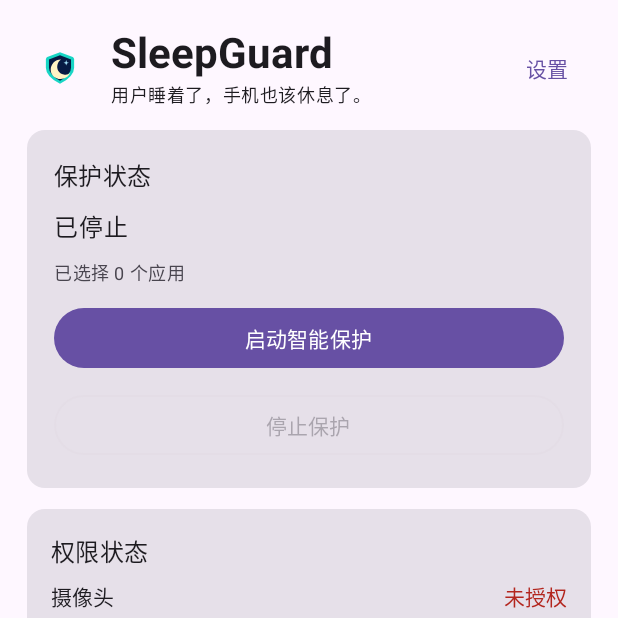
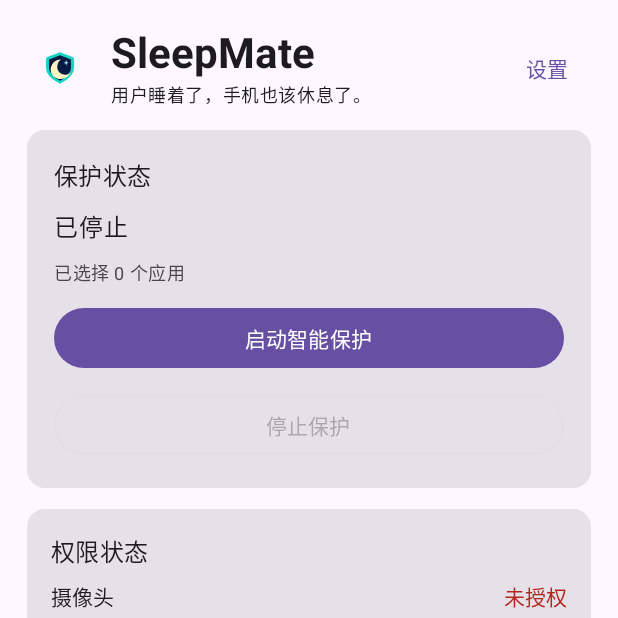
Before and after one commit to Aiccest/SleepGuard-Android, an Android app built with Jetpack Compose: the composable HomeScreen called with empty values, after a tap on "激活自动锁屏权限", on a phone screen of 412 x 824 dp, the top half of it. Run offline under Robolectric (Android 15) with nearby library versions, the phone set to English and light mode, and no system bars; 2 statements that could not run were skipped.

Commit message:
Rebrand project as SleepMate

```diff
--- a/app/src/main/java/com/sleepguard/app/MainActivity.kt
+++ b/app/src/main/java/com/sleepguard/app/MainActivity.kt
@@ -132,7 +132,7 @@ class MainActivity : ComponentActivity() {
         val component = ComponentName(this, SleepGuardAdminReceiver::class.java)
         startActivity(Intent(DevicePolicyManager.ACTION_ADD_DEVICE_ADMIN).apply {
             putExtra(DevicePolicyManager.EXTRA_DEVICE_ADMIN, component)
-            putExtra(DevicePolicyManager.EXTRA_ADD_EXPLANATION, "允许 SleepGuard 在确认符合睡眠条件后锁定屏幕。")
+            putExtra(DevicePolicyManager.EXTRA_ADD_EXPLANATION, "允许 SleepMate 在确认符合睡眠条件后锁定屏幕。")
         })
     }
 }
@@ -243,13 +243,13 @@ private fun HomeScreen(
         Row(Modifier.fillMaxWidth(), verticalAlignment = Alignment.CenterVertically) {
             Image(
                 painter = painterResource(R.drawable.ic_sleepguard_foreground),
-                contentDescription = "SleepGuard 正式图标",
+                contentDescription = "SleepMate 正式图标",
                 modifier = Modifier.size(44.dp).padding(2.dp),
                 contentScale = ContentScale.Fit
             )
             Spacer(Modifier.width(12.dp))
             Column(Modifier.weight(1f)) {
-                Text("SleepGuard", style = MaterialTheme.typography.headlineMedium, fontWeight = FontWeight.Bold)
+                Text("SleepMate", style = MaterialTheme.typography.headlineMedium, fontWeight = FontWeight.Bold)
                 Text("用户睡着了，手机也该休息了。", style = MaterialTheme.typography.bodySmall)
             }
             TextButton(onClick = onSettings) { Text("设置") }
@@ -297,7 +297,7 @@ private fun HomeScreen(
         Card(Modifier.fillMaxWidth()) {
             Column(Modifier.padding(16.dp), verticalArrangement = Arrangement.spacedBy(6.dp)) {
                 Text("系统运行提示", style = MaterialTheme.typography.titleMedium)
-                Text("小米 / Redmi 等系统建议为 SleepGuard 开启自启动，并将电池策略设为无限制。")
+                Text("小米 / Redmi 等系统建议为 SleepMate 开启自启动，并将电池策略设为无限制。")
                 Text("应用列表只显示具有桌面启动入口的已安装应用；个别不提供标准媒体会话的应用，即使勾选也可能无法识别或暂停。", style = MaterialTheme.typography.bodySmall)
             }
         }
@@ -328,7 +328,7 @@ private fun SettingsScreen(
         ) {
             SettingsEntry("媒体应用管理", "选择需要纳入睡眠保护的应用", onMediaApps)
             SettingsEntry("低功耗监测策略", "查看检测流程、触发条件和时间安排", onStrategy)
-            SettingsEntry("关于 SleepGuard", "项目介绍、版本信息、开源协议", onAbout)
+            SettingsEntry("关于 SleepMate", "项目介绍、版本信息、开源协议", onAbout)
             Spacer(Modifier.height(8.dp))
             Text("辅助功能", style = MaterialTheme.typography.titleMedium)
             OutlinedButton(onClick = onTestLock, modifier = Modifier.fillMaxWidth()) { Text("测试锁屏") }
@@ -464,7 +464,7 @@ private fun StrategyScreen(onBack: () -> Unit) {
             verticalArrangement = Arrangement.spacedBy(12.dp)
         ) {
             Text("工作流程", style = MaterialTheme.typography.titleMedium)
-            Text("1. 仅当你勾选的应用正在播放媒体时，SleepGuard 才进入睡眠检测准备状态。")
+            Text("1. 仅当你勾选的应用正在播放媒体时，SleepMate 才进入睡眠检测准备状态。")
             Text("2. 设备连续约 5 分钟没有明显活动后，进入检测准备。")
             Text("3. 手机保持静止约 8 秒后，在 Android 系统允许的情况下短暂启动摄像头。")
             Text("4. 单次摄像头检测最长约 30 秒；持续闭眼约 3 秒作为辅助判断条件。")
@@ -493,7 +493,7 @@ private fun AboutScreen(activity: MainActivity, onBack: () -> Unit) {
         } catch (_: Exception) { "未知" }
     }
     Column(Modifier.fillMaxSize()) {
-        PageHeader("关于 SleepGuard", onBack)
+        PageHeader("关于 SleepMate", onBack)
         Column(
             Modifier.fillMaxSize().verticalScroll(rememberScrollState()).padding(20.dp),
             horizontalAlignment = Alignment.CenterHorizontally,
@@ -501,11 +501,11 @@ private fun AboutScreen(activity: MainActivity, onBack: () -> Unit) {
         ) {
             Image(
                 painter = painterResource(R.drawable.ic_sleepguard_foreground),
-                contentDescription = "SleepGuard 正式图标",
+                contentDescription = "SleepMate 正式图标",
                 modifier = Modifier.size(60.dp).padding(4.dp),
                 contentScale = ContentScale.Fit
             )
-            Text("SleepGuard", style = MaterialTheme.typography.headlineMedium, fontWeight = FontWeight.Bold)
+            Text("SleepMate", style = MaterialTheme.typography.headlineMedium, fontWeight = FontWeight.Bold)
             Text("用户睡着了，手机也该休息了。", style = MaterialTheme.typography.bodyMedium)
             HorizontalDivider()
             AboutLine("项目用途", "在用户观看视频或收听媒体内容时，尝试识别入睡状态，并在符合条件后暂停媒体、锁定屏幕，减少不必要的播放和亮屏耗电。")
@@ -514,7 +514,7 @@ private fun AboutScreen(activity: MainActivity, onBack: () -> Unit) {
             AboutLine("开源协议", "GNU General Public License v3.0 only（GPL-3.0-only）")
             AboutLine("隐私原则", "以本机处理为设计目标，不上传摄像头画面或人脸数据。")
             TextButton(onClick = {
-                activity.startActivity(Intent(Intent.ACTION_VIEW, Uri.parse("https://github.com/Aiccest/SleepGuard-Android")))
+                activity.startActivity(Intent(Intent.ACTION_VIEW, Uri.parse("https://github.com/Aiccest/SleepMate-Android")))
             }) { Text("访问 GitHub 项目主页") }
         }
     }
```
